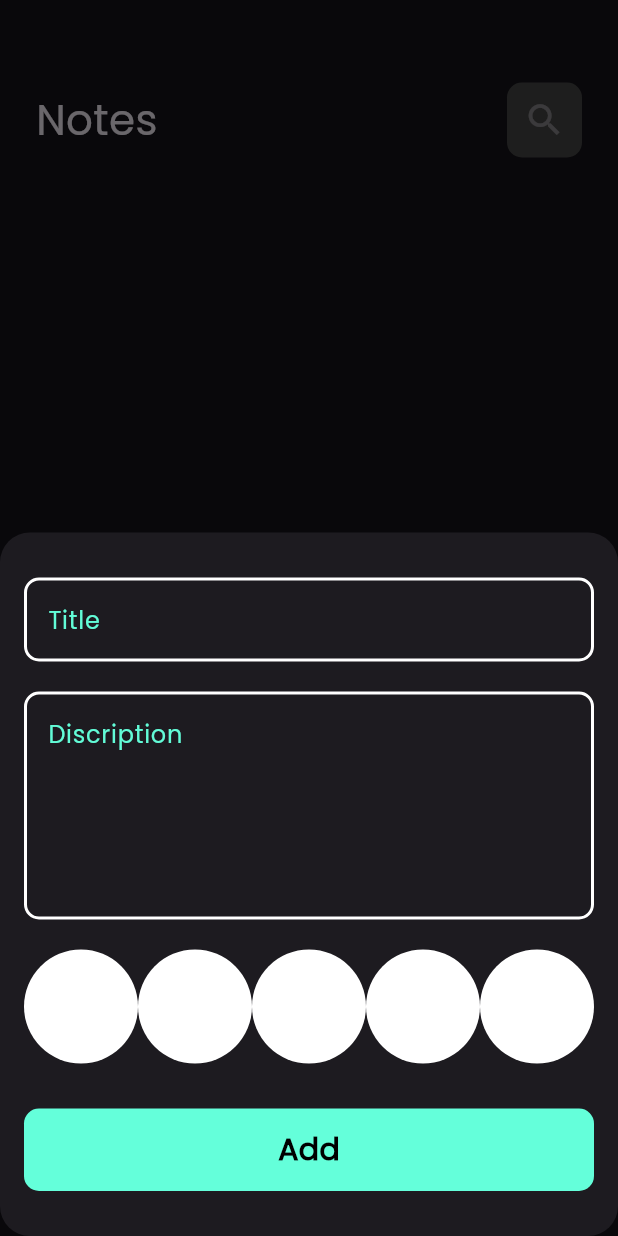
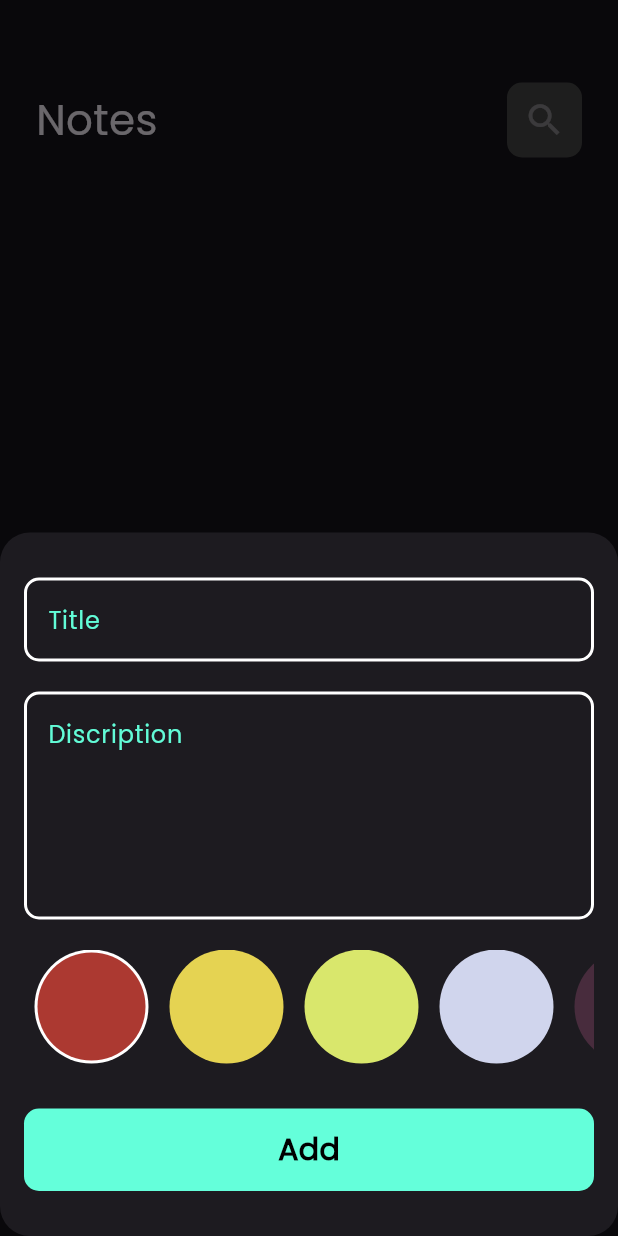
Before and after one commit to Ehabhanna1/Notes-App, a Flutter app: the screen it shows after launch, after a tap on the "add" icon, on a phone screen of 412 x 824 dp. Run offline on Flutter 3.47's test engine with Material 3 defaults, Android fonts, the phone set to English and light mode, and no system bars; our stand-ins replace bloc, flutter_bloc, hive, hive_flutter; accounts and stored records are empty.

Commit message:
color list view part 2

```diff
--- a/lib/constants.dart
+++ b/lib/constants.dart
@@ -6,7 +6,7 @@ List<Color> kColors = const [
   Color(0xffAC3931),
   Color(0xffE5D352),
   Color(0xffD9E76C),
- // Color(0xff537D8D),
+
   Color(0xffD0D5ED),
   Color(0xff482C3D),
   Color(0xffABBEED),
--- a/lib/views/widgets/color_item_list_view.dart
+++ b/lib/views/widgets/color_item_list_view.dart
@@ -1,19 +1,52 @@
 import 'package:flutter/material.dart';
 
 class ColorItem extends StatelessWidget {
-  const ColorItem({super.key});
+  const ColorItem({super.key, required this.isActive, required this.color});
+
+  final bool isActive;
+
+  final Color color;
 
   @override
   Widget build(BuildContext context) {
-    return const CircleAvatar(
+    return isActive ? CircleAvatar(
       radius: 38,
       backgroundColor: Colors.white,
+      child: CircleAvatar(
+        radius: 36,
+        backgroundColor: color,
+      ),
+    ): CircleAvatar(
+      radius: 38,
+      backgroundColor: color,
     );
   }
 }
 
-class ColorItemListView extends StatelessWidget {
+class ColorItemListView extends StatefulWidget {
   const ColorItemListView({super.key});
+
+  @override
+  State<ColorItemListView> createState() => _ColorItemListViewState();
+}
+
+class _ColorItemListViewState extends State<ColorItemListView> {
+
+  int currentIndex = 0;
+
+  List<Color> kColors = const [
+  Color(0xffAC3931),
+  Color(0xffE5D352),
+  Color(0xffD9E76C),
+
+  Color(0xffD0D5ED),
+  Color(0xff482C3D),
+  Color(0xffABBEED),
+  Color(0xff2596be),
+
+];
+
+
 
   @override
   Widget build(BuildContext context) {
@@ -23,7 +56,17 @@ class ColorItemListView extends StatelessWidget {
         itemCount: 5,
         scrollDirection: Axis.horizontal,
         itemBuilder: (context, index) {
-          return ColorItem();
+          return Padding(
+            padding: const EdgeInsets.symmetric(horizontal:7),
+            child: GestureDetector(
+              onTap: (){
+                currentIndex = index;
+                setState(() {});
+              },
+              child: ColorItem(
+                color: kColors[index],
+                isActive: currentIndex == index,)),
+          );
         },
       ),
     );
```
